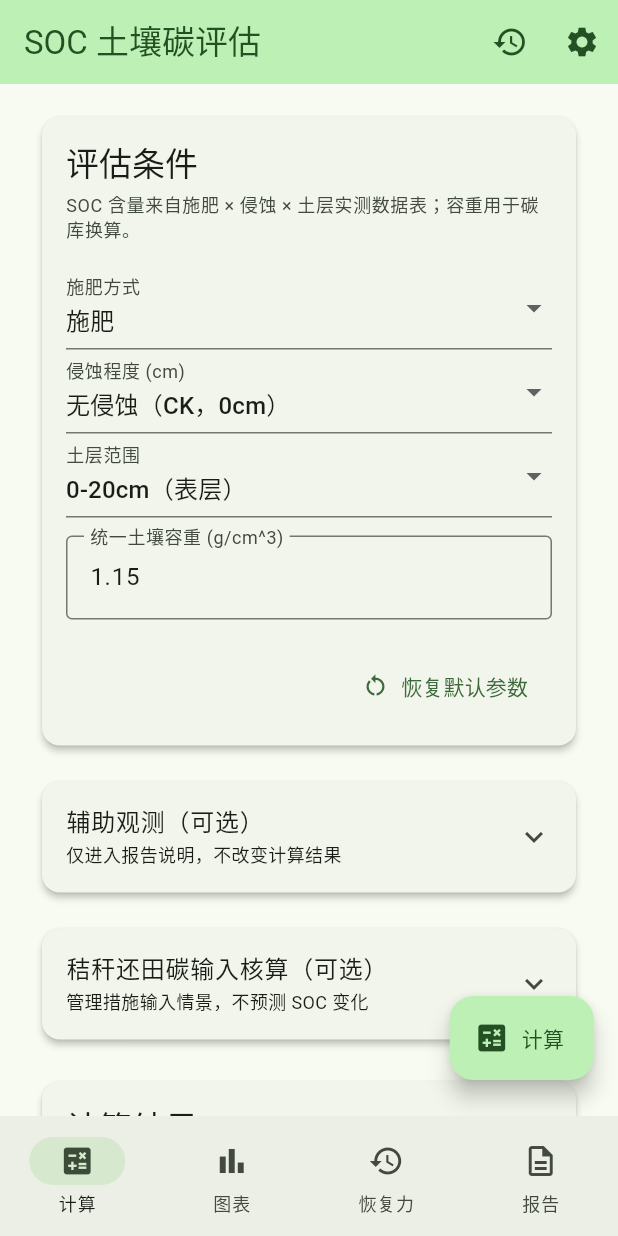
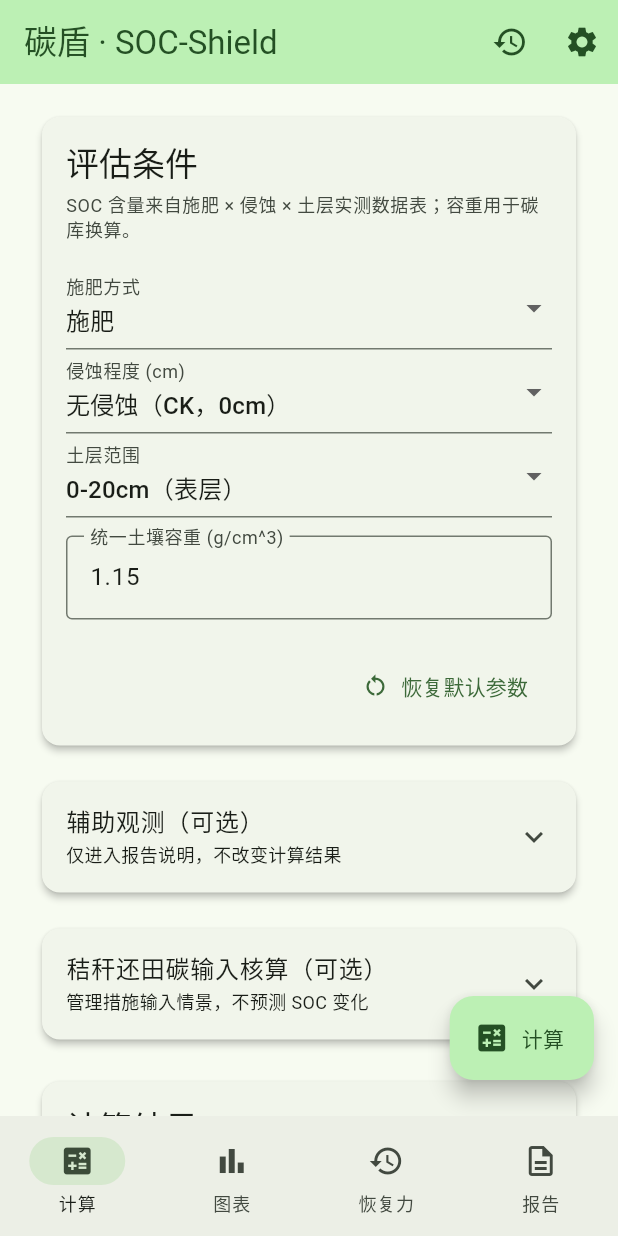
Before and after one commit to Fuck-GH-Admin/SOC-Assessment, a Flutter app: the screen it shows after launch, on a phone screen of 412 x 824 dp. Run offline on Flutter 3.47's test engine with Material 3 defaults, Android fonts, the phone set to English and light mode, and no system bars; our stand-ins replace dio, drift, file_picker, fl_chart, flutter_markdown, flutter_riverpod and 4 more; accounts and stored records are empty; generated files the repository leaves out were written again.

Commit message:
chore(brand): 统一产品身份为"碳盾 · SOC-Shield"
方案 §8：AppBar 标题、设置页关于条目、Linux 窗口标题统一为
"碳盾 · SOC-Shield"，消除 SOC 土壤碳评估/soc_app/碳盾混用。

验证：flutter analyze 通过；112 项测试全绿；AppImage 已重打包。

```diff
--- a/soc_app/lib/presentation/pages/home/home_page.dart
+++ b/soc_app/lib/presentation/pages/home/home_page.dart
@@ -215,7 +215,7 @@ class _HomePageState extends ConsumerState<HomePage> {
 
     return Scaffold(
       appBar: AppBar(
-        title: const Text('SOC 土壤碳评估'),
+        title: const Text('碳盾 · SOC-Shield'),
         actions: calcActions,
       ),
       bottomNavigationBar: LayoutBuilder(
--- a/soc_app/lib/presentation/pages/settings/settings_page.dart
+++ b/soc_app/lib/presentation/pages/settings/settings_page.dart
@@ -415,7 +415,7 @@ class _SettingsPageState extends ConsumerState<SettingsPage> {
                         ListTile(
                           contentPadding: EdgeInsets.zero,
                           leading: const Icon(Icons.info_outline),
-                          title: const Text('SOC 土壤碳评估'),
+                          title: const Text('碳盾 · SOC-Shield'),
                           subtitle: Text('v$_kVersion'),
                         ),
                         ListTile(
```
Also changed, not shown: 1 other file.
